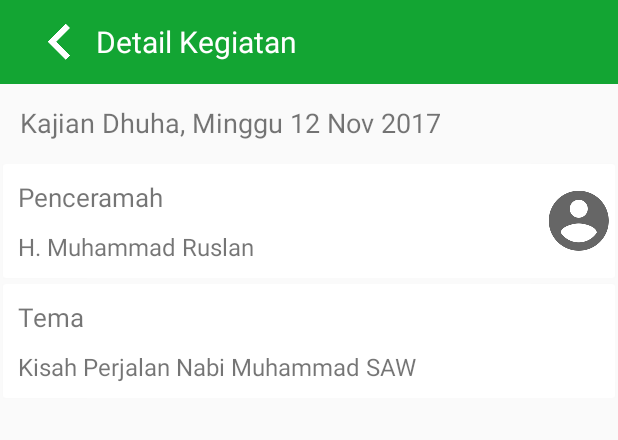
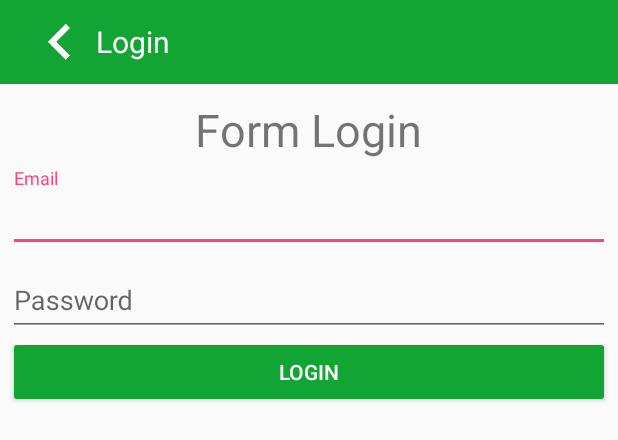
Before and after one commit to mayonklepas/Masjidapp, an Android app: the layout activity_login.xml on its own in the app's theme, with its tools: preview values and no code run, on a phone screen of 412 x 824 dp. Shown: the top 440 px of the screen. Run offline under Robolectric (Android 15) with nearby library versions, the phone set to English and light mode, and no system bars; network calls fail.

Commit message:
new transform

```diff
--- a/app/src/main/AndroidManifest.xml
+++ b/app/src/main/AndroidManifest.xml
@@ -46,7 +46,8 @@
         <activity android:name=".Main2Activity" />
         <activity android:name=".KiblatActivity" />
         <activity android:name=".UstadzActivity" />
-        <activity android:name=".RegisterActivity"></activity>
+        <activity android:name=".RegisterActivity" />
+        <activity android:name=".LoginActivity"></activity>
     </application>
 
 </manifest>
--- a/app/src/main/java/com/alazharbsd/masjid/masjidapp/LainnyaFragment.java
+++ b/app/src/main/java/com/alazharbsd/masjid/masjidapp/LainnyaFragment.java
@@ -105,7 +105,7 @@ public class LainnyaFragment extends Fragment {
         imgprofile.setOnClickListener(new View.OnClickListener() {
             @Override
             public void onClick(View v) {
-                Intent i=new Intent(v.getContext(),RegisterActivity.class);
+                Intent i=new Intent(v.getContext(),LoginActivity.class);
                 startActivity(i);
             }
         });
--- /dev/null
+++ b/app/src/main/java/com/alazharbsd/masjid/masjidapp/LoginActivity.java
@@ -0,0 +1,13 @@
+package com.alazharbsd.masjid.masjidapp;
+
+import android.support.v7.app.AppCompatActivity;
+import android.os.Bundle;
+
+public class LoginActivity extends AppCompatActivity {
+
+    @Override
+    protected void onCreate(Bundle savedInstanceState) {
+        super.onCreate(savedInstanceState);
+        setContentView(R.layout.activity_login);
+    }
+}
--- a/app/src/main/res/layout/activity_kegiatan_detail_detail.xml
+++ b/app/src/main/res/layout/activity_login.xml
@@ -4,8 +4,8 @@
     xmlns:tools="http://schemas.android.com/tools"
     android:layout_width="match_parent"
     android:layout_height="match_parent"
-    tools:context="com.alazharbsd.masjid.masjidapp.KegiatanDetailDetailActivity"
-    android:orientation="vertical">
+    android:orientation="vertical"
+    tools:context="com.alazharbsd.masjid.masjidapp.LoginActivity">
 
     <android.support.v7.widget.Toolbar
         android:id="@+id/toolbar"
@@ -17,7 +17,7 @@
             android:layout_width="wrap_content"
             android:layout_height="wrap_content"
             android:src="@mipmap/ic_chevron_left_black_48dp"
-            android:tint="#fff"
+            android:tint="#ffffff"
             android:id="@+id/imgback"/>
 
         <TextView
@@ -25,7 +25,7 @@
             android:layout_height="wrap_content"
             android:textColor="#fff"
             android:textSize="20dp"
-            android:text="Detail Kegiatan"
+            android:text="Login"
             android:id="@+id/bartitle"/>
 
     </android.support.v7.widget.Toolbar>
@@ -33,70 +33,50 @@
     <TextView
         android:layout_width="wrap_content"
         android:layout_height="wrap_content"
-        android:id="@+id/judul"
-        android:text="Kajian Dhuha, Minggu 12 Nov 2017 "
-        android:textSize="18sp"
-        android:layout_margin="13dp"/>
-
-    <android.support.v7.widget.CardView
+        android:textSize="30sp"
+        android:text="Form Login"
+        android:layout_gravity="center"
+        android:layout_marginTop="10dp"/>
+    <LinearLayout
         android:layout_width="match_parent"
         android:layout_height="wrap_content"
-        android:layout_margin="2dp"
-        app:cardElevation="1dp">
+        android:orientation="vertical"
+        android:layout_margin="5dp">
 
-        <LinearLayout
+        <android.support.design.widget.TextInputLayout
+            android:layout_width="match_parent"
+            android:layout_height="wrap_content">
+
+            <EditText
+                android:id="@+id/edemail"
+                android:layout_width="match_parent"
+                android:layout_height="wrap_content"
+                android:hint="Email"
+                android:inputType="textEmailAddress"/>
+        </android.support.design.widget.TextInputLayout>
+
+
+        <android.support.design.widget.TextInputLayout
+            android:layout_width="match_parent"
+            android:layout_height="wrap_content">
+
+            <EditText
+                android:id="@+id/password"
+                android:layout_width="match_parent"
+                android:layout_height="wrap_content"
+                android:hint="Password"
+                android:inputType="textPassword"/>
+        </android.support.design.widget.TextInputLayout>
+
+
+        <Button
             android:layout_width="match_parent"
             android:layout_height="wrap_content"
-            android:orientation="vertical"
-            android:padding="10dp">
+            android:id="@+id/login"
+            android:text="Login"
+            android:backgroundTint="@color/colorPrimary"
+            android:textColor="@color/white"/>
 
-            <TextView
-                android:layout_width="wrap_content"
-                android:layout_height="wrap_content"
-                android:layout_marginBottom="10dp"
-                android:text="Penceramah"
-                android:textSize="17sp" />
-
-            <TextView
-                android:id="@+id/penceramah"
-                android:layout_width="wrap_content"
-                android:layout_height="wrap_content"
-                android:text="H. Muhammad Ruslan "
-                android:textSize="16sp" />
-        </LinearLayout>
-
-        <ImageView
-            android:layout_width="wrap_content"
-            android:layout_height="wrap_content"
-            android:src="@mipmap/ic_account_circle_black_48dp"
-            android:tint="#666"
-            android:layout_gravity="right|center_vertical"
-            android:id="@+id/detailpenceramah"/>
-    </android.support.v7.widget.CardView>
-
-    <android.support.v7.widget.CardView
-        android:layout_width="match_parent"
-        android:layout_height="wrap_content"
-        android:layout_margin="2dp"
-        app:cardElevation="1dp">
-        <LinearLayout
-            android:layout_width="match_parent"
-            android:layout_height="wrap_content"
-            android:orientation="vertical"
-            android:padding="10dp">
-            <TextView
-                android:layout_width="wrap_content"
-                android:layout_height="wrap_content"
-                android:text="Tema"
-                android:layout_marginBottom="10dp"
-                android:textSize="17sp"/>
-            <TextView
-                android:layout_width="wrap_content"
-                android:layout_height="wrap_content"
-                android:id="@+id/tema"
-                android:text="Kisah Perjalan Nabi Muhammad SAW "
-                android:textSize="16sp"/>
-        </LinearLayout>
-    </android.support.v7.widget.CardView>
+    </LinearLayout>
 
 </LinearLayout>
```
